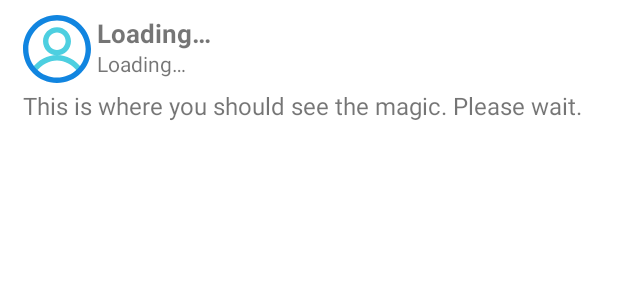
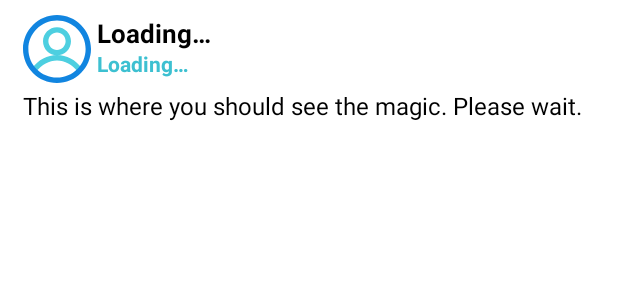
Before and after one commit to louislemsic/onlyfriends, an Android app: the layout template_post.xml on its own in the app's theme, with its tools: preview values and no code run, on a phone screen of 412 x 824 dp. Shown: the top 300 px of the screen. Run offline under Robolectric (Android 15) with nearby library versions, the phone set to English and light mode, and no system bars.

Commit message:
Beta 7.1.2  - Fixing Post Bug

```diff
--- a/app/src/main/java/ph/com/onlyfriends/fragments/chat/PostFragment.kt
+++ b/app/src/main/java/ph/com/onlyfriends/fragments/chat/PostFragment.kt
@@ -48,7 +48,6 @@ class PostFragment : Fragment() {
         return view
     }
 
-    @SuppressLint("ResourceType")
     private fun initializeComponents(view: View) {
 
         pb = view.findViewById(R.id.pb_fragment_post)
@@ -60,6 +59,8 @@ class PostFragment : Fragment() {
         fab.setOnClickListener {
             val intent = Intent(activity, AddPostActivity::class.java)
             activity?.startActivity(intent)
+
+//            rvPosts.adapter?.notifyItemInserted(0)
         }
 
         db.reference.child(Collections.Friends.name).child(user.uid).addListenerForSingleValueEvent(object:
--- a/app/src/main/res/layout/template_post.xml
+++ b/app/src/main/res/layout/template_post.xml
@@ -26,13 +26,16 @@
             android:layout_width="wrap_content"
             android:layout_height="wrap_content"
             android:layout_marginBottom="3dp"
+            android:textStyle="bold"
             android:text="@string/handle_placeholder"
+            android:textColor="@color/of_shade2"
             android:textSize="14sp"
             app:layout_constraintBottom_toBottomOf="@+id/tv_post_dp"
             app:layout_constraintStart_toEndOf="@+id/tv_post_name"
             app:layout_constraintStart_toStartOf="@+id/tv_post_name" />
 
         <TextView
+            android:textColor="@color/black"
             android:id="@+id/tv_post_name"
             android:layout_width="wrap_content"
             android:layout_height="wrap_content"
@@ -44,6 +47,7 @@
             app:layout_constraintTop_toTopOf="@+id/tv_post_dp" />
 
         <TextView
+            android:textColor="@color/black"
             android:id="@+id/tv_post_content"
             android:layout_width="0dp"
             android:layout_height="wrap_content"
```
